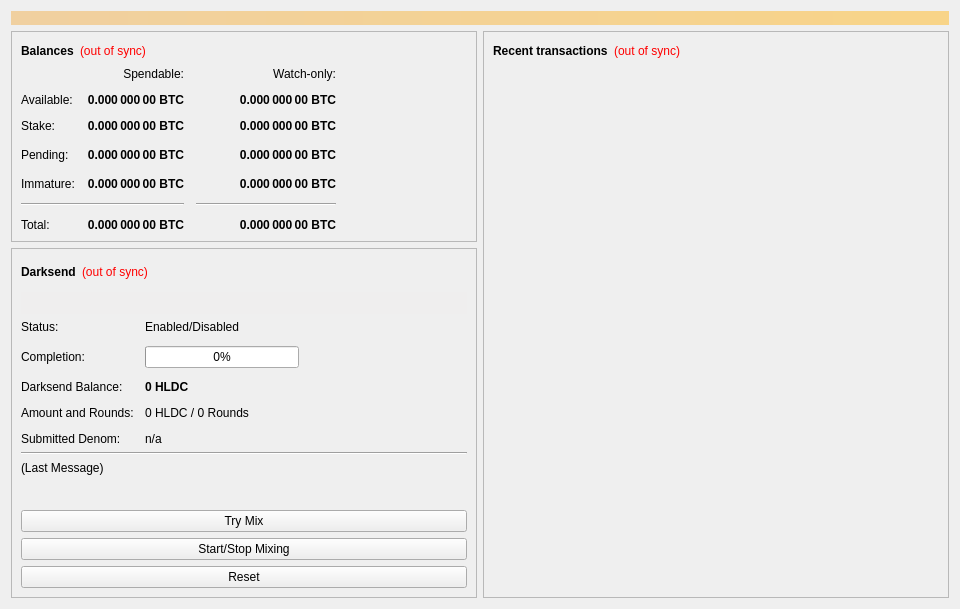
The window that src/qt/forms/overviewpage.ui (admecoin/h) describes before a commit, drawn with Qt 5.
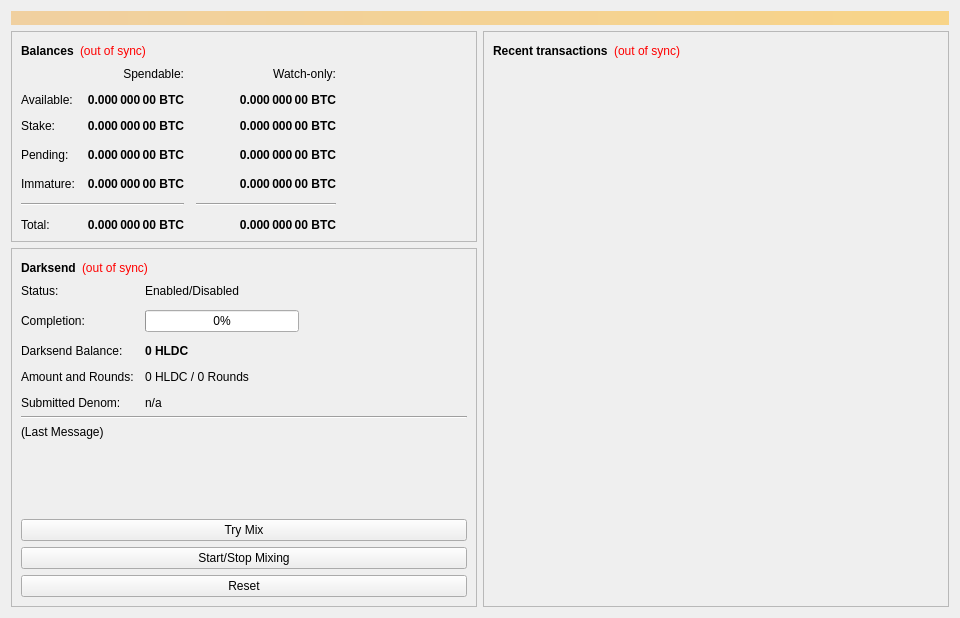
The same window after the commit.

```diff
--- a/src/qt/forms/overviewpage.ui
+++ b/src/qt/forms/overviewpage.ui
@@ -7,7 +7,7 @@
     <x>0</x>
     <y>0</y>
     <width>960</width>
-    <height>594</height>
+    <height>618</height>
    </rect>
   </property>
   <property name="minimumSize">
@@ -19,6 +19,9 @@
   <property name="windowTitle">
    <string>Form</string>
   </property>
+  <property name="styleSheet">
+   <string notr="true"/>
+  </property>
   <layout class="QVBoxLayout" name="topLayout">
    <item>
     <widget class="QLabel" name="labelAlerts">
@@ -522,437 +525,6 @@
             </item>
            </layout>
           </item>
-          <item>
-           <widget class="QPushButton" name="runAutoDenom">
-            <property name="palette">
-             <palette>
-              <active>
-               <colorrole role="WindowText">
-                <brush brushstyle="SolidPattern">
-                 <color alpha="255">
-                  <red>0</red>
-                  <green>0</green>
-                  <blue>0</blue>
-                 </color>
-                </brush>
-               </colorrole>
-               <colorrole role="Button">
-                <brush brushstyle="SolidPattern">
-                 <color alpha="255">
-                  <red>239</red>
-                  <green>238</green>
-                  <blue>238</blue>
-                 </color>
-                </brush>
-               </colorrole>
-               <colorrole role="Light">
-                <brush brushstyle="SolidPattern">
-                 <color alpha="255">
-                  <red>255</red>
-                  <green>255</green>
-                  <blue>255</blue>
-                 </color>
-                </brush>
-               </colorrole>
-               <colorrole role="Midlight">
-                <brush brushstyle="SolidPattern">
-                 <color alpha="255">
-                  <red>247</red>
-                  <green>246</green>
-                  <blue>246</blue>
-                 </color>
-                </brush>
-               </colorrole>
-               <colorrole role="Dark">
-                <brush brushstyle="SolidPattern">
-                 <color alpha="255">
-                  <red>119</red>
-                  <green>119</green>
-                  <blue>119</blue>
-                 </color>
-                </brush>
-               </colorrole>
-               <colorrole role="Mid">
-                <brush brushstyle="SolidPattern">
-                 <color alpha="255">
-                  <red>159</red>
-                  <green>159</green>
-                  <blue>159</blue>
-                 </color>
-                </brush>
-               </colorrole>
-               <colorrole role="Text">
-                <brush brushstyle="SolidPattern">
-                 <color alpha="255">
-                  <red>0</red>
-                  <green>0</green>
-                  <blue>0</blue>
-                 </color>
-                </brush>
-               </colorrole>
-               <colorrole role="BrightText">
-                <brush brushstyle="SolidPattern">
-                 <color alpha="255">
-                  <red>255</red>
-                  <green>255</green>
-                  <blue>255</blue>
-                 </color>
-                </brush>
-               </colorrole>
-               <colorrole role="ButtonText">
-                <brush brushstyle="SolidPattern">
-                 <color alpha="255">
-                  <red>0</red>
-                  <green>0</green>
-                  <blue>0</blue>
-                 </color>
-                </brush>
-               </colorrole>
-               <colorrole role="Base">
-                <brush brushstyle="SolidPattern">
-                 <color alpha="255">
-                  <red>255</red>
-                  <green>255</green>
-                  <blue>255</blue>
-                 </color>
-                </brush>
-               </colorrole>
-               <colorrole role="Window">
-                <brush brushstyle="SolidPattern">
-                 <color alpha="255">
-                  <red>239</red>
-                  <green>238</green>
-                  <blue>238</blue>
-                 </color>
-                </brush>
-               </colorrole>
-               <colorrole role="Shadow">
-                <brush brushstyle="SolidPattern">
-                 <color alpha="255">
-                  <red>0</red>
-                  <green>0</green>
-                  <blue>0</blue>
-                 </color>
-                </brush>
-               </colorrole>
-               <colorrole role="AlternateBase">
-                <brush brushstyle="SolidPattern">
-                 <color alpha="255">
-                  <red>247</red>
-                  <green>246</green>
-                  <blue>246</blue>
-                 </color>
-                </brush>
-               </colorrole>
-               <colorrole role="ToolTipBase">
-                <brush brushstyle="SolidPattern">
-                 <color alpha="255">
-                  <red>255</red>
-                  <green>255</green>
-                  <blue>220</blue>
-                 </color>
-                </brush>
-               </colorrole>
-               <colorrole role="ToolTipText">
-                <brush brushstyle="SolidPattern">
-                 <color alpha="255">
-                  <red>0</red>
-                  <green>0</green>
-                  <blue>0</blue>
-                 </color>
-                </brush>
-               </colorrole>
-              </active>
-              <inactive>
-               <colorrole role="WindowText">
-                <brush brushstyle="SolidPattern">
-                 <color alpha="255">
-                  <red>0</red>
-                  <green>0</green>
-                  <blue>0</blue>
-                 </color>
-                </brush>
-               </colorrole>
-               <colorrole role="Button">
-                <brush brushstyle="SolidPattern">
-                 <color alpha="255">
-                  <red>239</red>
-                  <green>238</green>
-                  <blue>238</blue>
-                 </color>
-                </brush>
-               </colorrole>
-               <colorrole role="Light">
-                <brush brushstyle="SolidPattern">
-                 <color alpha="255">
-                  <red>255</red>
-                  <green>255</green>
-                  <blue>255</blue>
-                 </color>
-                </brush>
-               </colorrole>
-               <colorrole role="Midlight">
-                <brush brushstyle="SolidPattern">
-                 <color alpha="255">
-                  <red>247</red>
-                  <green>246</green>
-                  <blue>246</blue>
-                 </color>
-                </brush>
-               </colorrole>
-               <colorrole role="Dark">
-                <brush brushstyle="SolidPattern">
-                 <color alpha="255">
-                  <red>119</red>
-                  <green>119</green>
-                  <blue>119</blue>
-                 </color>
-                </brush>
-               </colorrole>
-               <colorrole role="Mid">
-                <brush brushstyle="SolidPattern">
-                 <color alpha="255">
-                  <red>159</red>
-                  <green>159</green>
-                  <blue>159</blue>
-                 </color>
-                </brush>
-               </colorrole>
-               <colorrole role="Text">
-                <brush brushstyle="SolidPattern">
-                 <color alpha="255">
-                  <red>0</red>
-                  <green>0</green>
-                  <blue>0</blue>
-                 </color>
-                </brush>
-               </colorrole>
-               <colorrole role="BrightText">
-                <brush brushstyle="SolidPattern">
-                 <color alpha="255">
-                  <red>255</red>
-                  <green>255</green>
-                  <blue>255</blue>
-                 </color>
-                </brush>
-               </colorrole>
-               <colorrole role="ButtonText">
-                <brush brushstyle="SolidPattern">
-                 <color alpha="255">
-                  <red>0</red>
-                  <green>0</green>
-                  <blue>0</blue>
-                 </color>
-                </brush>
-               </colorrole>
-               <colorrole role="Base">
-                <brush brushstyle="SolidPattern">
-                 <color alpha="255">
-                  <red>255</red>
-                  <green>255</green>
-                  <blue>255</blue>
-                 </color>
-                </brush>
-               </colorrole>
-               <colorrole role="Window">
-                <brush brushstyle="SolidPattern">
-                 <color alpha="255">
-                  <red>239</red>
-                  <green>238</green>
-                  <blue>238</blue>
-                 </color>
-                </brush>
-               </colorrole>
-               <colorrole role="Shadow">
-                <brush brushstyle="SolidPattern">
-                 <color alpha="255">
-                  <red>0</red>
-                  <green>0</green>
-                  <blue>0</blue>
-                 </color>
-                </brush>
-               </colorrole>
-               <colorrole role="AlternateBase">
-                <brush brushstyle="SolidPattern">
-                 <color alpha="255">
-                  <red>247</red>
-                  <green>246</green>
-                  <blue>246</blue>
-                 </color>
-                </brush>
-               </colorrole>
-               <colorrole role="ToolTipBase">
-                <brush brushstyle="SolidPattern">
-                 <color alpha="255">
-                  <red>255</red>
-                  <green>255</green>
-                  <blue>220</blue>
-                 </color>
-                </brush>
-               </colorrole>
-               <colorrole role="ToolTipText">
-                <brush brushstyle="SolidPattern">
-                 <color alpha="255">
-                  <red>0</red>
-                  <green>0</green>
-                  <blue>0</blue>
-                 </color>
-                </brush>
-               </colorrole>
-              </inactive>
-              <disabled>
-               <colorrole role="WindowText">
-                <brush brushstyle="SolidPattern">
-                 <color alpha="255">
-                  <red>119</red>
-                  <green>119</green>
-                  <blue>119</blue>
-                 </color>
-                </brush>
-               </colorrole>
-               <colorrole role="Button">
-                <brush brushstyle="SolidPattern">
-                 <color alpha="255">
-                  <red>239</red>
-                  <green>238</green>
-                  <blue>238</blue>
-                 </color>
-                </brush>
-               </colorrole>
-               <colorrole role="Light">
-                <brush brushstyle="SolidPattern">
-                 <color alpha="255">
-                  <red>255</red>
-                  <green>255</green>
-                  <blue>255</blue>
-                 </color>
-                </brush>
-               </colorrole>
-               <colorrole role="Midlight">
-                <brush brushstyle="SolidPattern">
-                 <color alpha="255">
-                  <red>247</red>
-                  <green>246</green>
-                  <blue>246</blue>
-                 </color>
-                </brush>
-               </colorrole>
-               <colorrole role="Dark">
-                <brush brushstyle="SolidPattern">
-                 <color alpha="255">
-                  <red>119</red>
-                  <green>119</green>
-                  <blue>119</blue>
-                 </color>
-                </brush>
-               </colorrole>
-               <colorrole role="Mid">
-                <brush brushstyle="SolidPattern">
-                 <color alpha="255">
-                  <red>159</red>
-                  <green>159</green>
-                  <blue>159</blue>
-                 </color>
-                </brush>
-               </colorrole>
-               <colorrole role="Text">
-                <brush brushstyle="SolidPattern">
-                 <color alpha="255">
-                  <red>119</red>
-                  <green>119</green>
-                  <blue>119</blue>
-                 </color>
-                </brush>
-               </colorrole>
-               <colorrole role="BrightText">
-                <brush brushstyle="SolidPattern">
-                 <color alpha="255">
-                  <red>255</red>
-                  <green>255</green>
-                  <blue>255</blue>
-                 </color>
-                </brush>
-               </colorrole>
-               <colorrole role="ButtonText">
-                <brush brushstyle="SolidPattern">
-                 <color alpha="255">
-                  <red>119</red>
-                  <green>119</green>
-                  <blue>119</blue>
-                 </color>
-                </brush>
-               </colorrole>
-               <colorrole role="Base">
-                <brush brushstyle="SolidPattern">
-                 <color alpha="255">
-                  <red>239</red>
-                  <green>238</green>
-                  <blue>238</blue>
-                 </color>
-                </brush>
-               </colorrole>
-               <colorrole role="Window">
-                <brush brushstyle="SolidPattern">
-                 <color alpha="255">
-                  <red>239</red>
-                  <green>238</green>
-                  <blue>238</blue>
-                 </color>
-                </brush>
-               </colorrole>
-               <colorrole role="Shadow">
-                <brush brushstyle="SolidPattern">
-                 <color alpha="255">
-                  <red>0</red>
-                  <green>0</green>
-                  <blue>0</blue>
-                 </color>
-                </brush>
-               </colorrole>
-               <colorrole role="AlternateBase">
-                <brush brushstyle="SolidPattern">
-                 <color alpha="255">
-                  <red>239</red>
-                  <green>238</green>
-                  <blue>238</blue>
-                 </color>
-                </brush>
-               </colorrole>
-               <colorrole role="ToolTipBase">
-                <brush brushstyle="SolidPattern">
-                 <color alpha="255">
-                  <red>255</red>
-                  <green>255</green>
-                  <blue>220</blue>
-                 </color>
-                </brush>
-               </colorrole>
-               <colorrole role="ToolTipText">
-                <brush brushstyle="SolidPattern">
-                 <color alpha="255">
-                  <red>0</red>
-                  <green>0</green>
-                  <blue>0</blue>
-                 </color>
-                </brush>
-               </colorrole>
-              </disabled>
-             </palette>
-            </property>
-            <property name="focusPolicy">
-             <enum>Qt::NoFocus</enum>
-            </property>
-            <property name="autoFillBackground">
-             <bool>true</bool>
-            </property>
-            <property name="text">
-             <string/>
-            </property>
-            <property name="flat">
-             <bool>true</bool>
-            </property>
-           </widget>
-          </item>
           <item>
            <layout class="QFormLayout" name="formLayout">
             <property name="fieldGrowthPolicy">
@@ -1077,6 +649,19 @@
             </property>
            </widget>
           </item>
+          <item>
+           <spacer name="verticalSpacer_2">
+            <property name="orientation">
+             <enum>Qt::Vertical</enum>
+            </property>
+            <property name="sizeHint" stdset="0">
+             <size>
+              <width>20</width>
+              <height>40</height>
+             </size>
+            </property>
+           </spacer>
+          </item>
           <item>
            <widget class="QPushButton" name="darksendAuto">
             <property name="sizePolicy">
@@ -1128,19 +713,6 @@
          </layout>
         </widget>
        </item>
-       <item>
-        <spacer name="verticalSpacer">
-         <property name="orientation">
-          <enum>Qt::Vertical</enum>
-         </property>
-         <property name="sizeHint" stdset="0">
-          <size>
-           <width>20</width>
-           <height>40</height>
-          </size>
-         </property>
-        </spacer>
-       </item>
       </layout>
      </item>
      <item>
```
Left out of the diff: 14 changed lines with no effect on the pictures.
